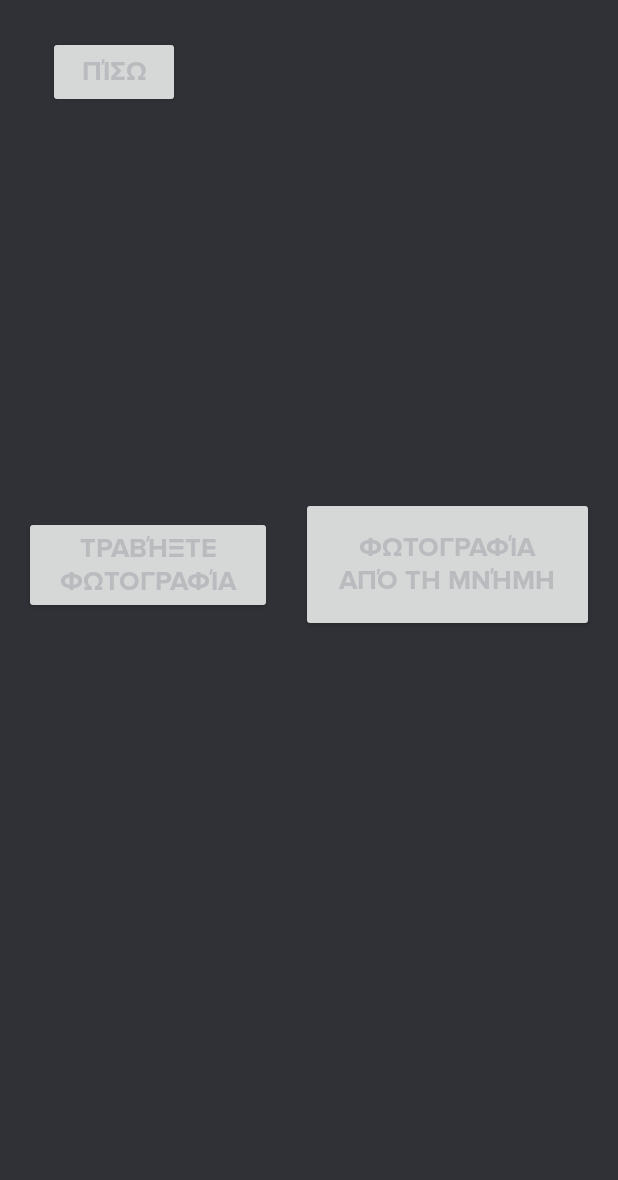
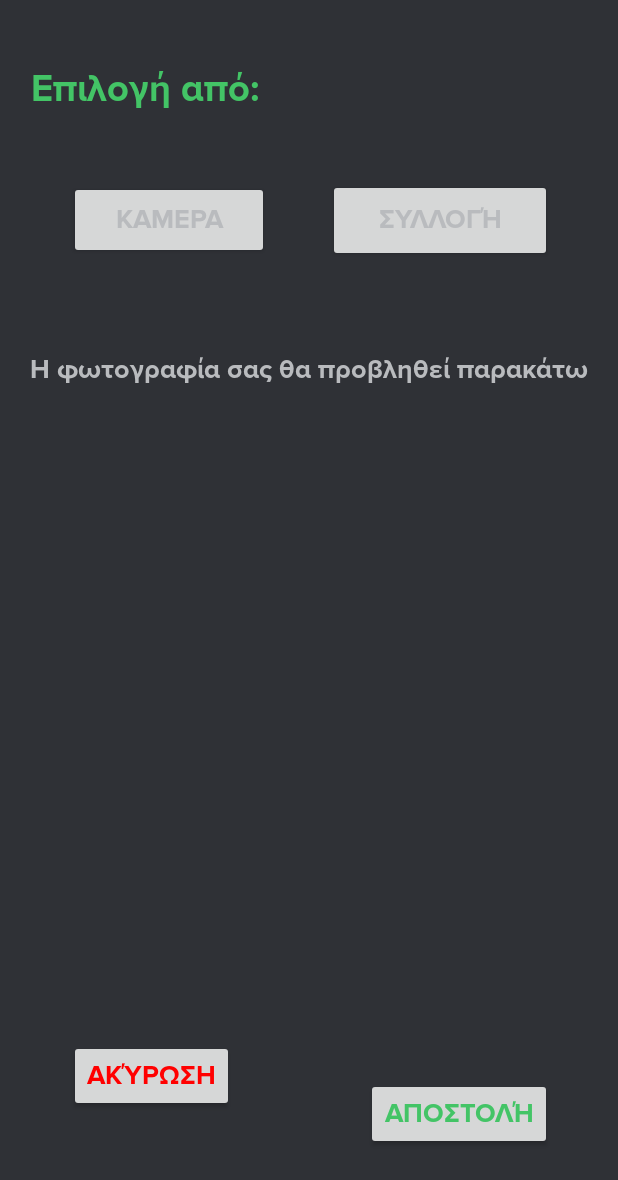
Before and after one commit to anape03/chat-filiw, an Android app: the ActivityTakePicture screen opened directly, with no data from a screen before it, on a phone screen of 412 x 824 dp. Shown: the top 1180 px of the screen. Run offline under Robolectric (Android 15) with nearby library versions, the phone set to English and light mode, and no system bars.

Commit message:
small fixes on takePicture and beautify xml

```diff
--- a/app/src/main/java/com/example/filiw/activities/ActivityTakePicture.java
+++ b/app/src/main/java/com/example/filiw/activities/ActivityTakePicture.java
@@ -32,7 +32,7 @@ public class ActivityTakePicture extends Activity
     private final String[] PERMISSIONS = {  Manifest.permission.CAMERA,
                                             Manifest.permission.READ_EXTERNAL_STORAGE,
                                             Manifest.permission.WRITE_EXTERNAL_STORAGE};
-
+    private final String[] PERMISSIONS2 = {Manifest.permission.READ_EXTERNAL_STORAGE};
     @Override
     public void onCreate(Bundle savedInstanceState)
     {
@@ -42,18 +42,26 @@ public class ActivityTakePicture extends Activity
         Button photoButton = (Button)this.findViewById(R.id.buttonTakePhoto);
         Button backButton = (Button)this.findViewById(R.id.buttonBack);
         Button storageButton = (Button)findViewById(R.id.buttonStorage);
+        Button cancel=(Button)findViewById(R.id.buttoncanceltakephoto);
 
-        if (!hasPermissions(this, PERMISSIONS)) {
-            int PERMISSION_ALL = 1;
-            ActivityCompat.requestPermissions(this, PERMISSIONS, PERMISSION_ALL);
-        }
+
 
         photoButton.setOnClickListener(v -> {
+            if (!hasPermissions(this, PERMISSIONS)) {
+                int PERMISSION_ALL = 1;
+                ActivityCompat.requestPermissions(this, PERMISSIONS, PERMISSION_ALL);
+            }
+
             Intent cameraIntent = new Intent(android.provider.MediaStore.ACTION_IMAGE_CAPTURE);
             startActivityForResult(cameraIntent, CAMERA_REQUEST);
         });
 
         storageButton.setOnClickListener(v -> {
+            if (!hasPermissions(this, PERMISSIONS2)) {
+                int PERMISSION_ALL = 1;
+                ActivityCompat.requestPermissions(this, PERMISSIONS2, PERMISSION_ALL);
+            }
+
             // Create the Intent for Image Gallery.
             Intent i = new Intent(Intent.ACTION_PICK, android.provider.MediaStore.Images.Media.EXTERNAL_CONTENT_URI);
             // Start new activity with the LOAD_IMAGE_RESULTS to handle back the results when image is picked from the Image Gallery.
@@ -68,10 +76,15 @@ public class ActivityTakePicture extends Activity
 //            startActivityForResult(i, LOAD_IMAGE_RESULTS);
         });
 
+
         backButton.setOnClickListener(v -> {
             Intent intent = new Intent(ActivityTakePicture.this, activity_show_chat.class);
             intent.putExtra("mediafilepath", imagePath);
             startActivity(intent);
+        });
+
+        cancel.setOnClickListener(v -> {
+            finish();
         });
     }
 
--- a/app/src/main/java/com/example/filiw/activities/activity_show_chat.java
+++ b/app/src/main/java/com/example/filiw/activities/activity_show_chat.java
@@ -1,7 +1,13 @@
 package com.example.filiw.activities;
 
+import android.Manifest;
+import android.app.Activity;
+import android.content.Context;
+import android.content.DialogInterface;
 import android.content.Intent;
+import android.content.pm.PackageManager;
 import android.content.res.Resources;
+import android.graphics.Bitmap;
 import android.net.Uri;
 import android.os.AsyncTask;
 import android.os.Bundle;
@@ -16,7 +22,9 @@ import android.widget.ListView;
 import android.widget.TextView;
 import android.widget.Toast;
 
+import androidx.appcompat.app.AlertDialog;
 import androidx.appcompat.app.AppCompatActivity;
+import androidx.core.app.ActivityCompat;
 
 import com.example.filiw.R;
 import com.example.filiw.adapters.CustomAdapterChat;
@@ -26,9 +34,12 @@ import com.example.filiw.backend.Value;
 import com.google.android.material.floatingactionbutton.FloatingActionButton;
 
 import java.io.File;
+import java.io.FileOutputStream;
 import java.io.IOException;
 import java.io.InputStream;
+import java.text.SimpleDateFormat;
 import java.util.ArrayList;
+import java.util.Calendar;
 import java.util.List;
 import java.util.Properties;
 
@@ -100,8 +111,6 @@ public class activity_show_chat extends AppCompatActivity {
         });
 
 
-
-
         if (clicked){
             addPictureButton.setClickable(false);
             addVideoButton.setClickable(false);
@@ -111,6 +120,19 @@ public class activity_show_chat extends AppCompatActivity {
             addVideoButton.setClickable(true);
             addFileButton.setClickable(true);
         }
+
+
+        addVideoButton.setOnClickListener(v -> {
+
+        });
+
+
+        addPictureButton.setOnClickListener(v -> {
+            Intent temp=new Intent(activity_show_chat.this,ActivityTakePicture.class);
+            startActivity(temp);
+                });
+
+
 
         openchoices.setOnClickListener(v -> {
             clicked=!clicked;
@@ -267,6 +289,7 @@ public class activity_show_chat extends AppCompatActivity {
 
     /**
      * Consumer receives message from broker
+     * Consumer receives message from broker
      * @param messageValue message received
      */
     public void receiveMessage(Value messageValue){
@@ -286,15 +309,32 @@ public class activity_show_chat extends AppCompatActivity {
         return ((EditText)findViewById(R.id.show_chat_write_message)).getText().toString().trim();
     }
 
-    private void CaptureVideo(){
 
-        //TODO ASK PERMISSIONS
-        File mediaFile = new File(Environment.getExternalStorageDirectory().getAbsolutePath() + "/myvideo.mp4");
-        Intent intent = new Intent(MediaStore.ACTION_VIDEO_CAPTURE);
-        Uri videoUri = Uri.fromFile(mediaFile);
-        intent.putExtra(MediaStore.EXTRA_OUTPUT, videoUri);
-        startActivityForResult(intent, VIDEO_CAPTURE);
+    private static boolean hasPermissions(Context context, String[] permissions) {
+        if (context != null && permissions != null) {
+            for (String permission : permissions) {
+                if (ActivityCompat.checkSelfPermission(context, permission) != PackageManager.PERMISSION_GRANTED) {
+                    return false;
+                }
+            }
+        }
+        return true;
     }
+
+
+//    private void CaptureVideo(){
+//        if (!hasPermissions(this, PERMISSIONS)) {
+//            int PERMISSION_ALL = 1;
+//            ActivityCompat.requestPermissions(this, PERMISSIONS, PERMISSION_ALL);
+//        }
+//        else {
+//            File mediaFile = new File(Environment.getExternalStorageDirectory().getAbsolutePath() + "/myvideo.mp4");
+//            Intent intent = new Intent(MediaStore.ACTION_VIDEO_CAPTURE);
+//            Uri videoUri = Uri.fromFile(mediaFile);
+//            intent.putExtra(MediaStore.EXTRA_OUTPUT, videoUri);
+//            startActivityForResult(intent, VIDEO_CAPTURE);
+//        }
+//    }
 
     protected void onActivityResult(int requestCode, int resultCode, Intent data) {
         super.onActivityResult(requestCode, resultCode, data);
--- a/app/src/main/res/layout/activity_take_picture.xml
+++ b/app/src/main/res/layout/activity_take_picture.xml
@@ -9,42 +9,90 @@
 
     <Button
         android:id="@+id/buttonTakePhoto"
-        android:layout_width="165dp"
-        android:layout_height="65dp"
-        android:layout_marginStart="16dp"
-        android:text="@string/trabhxte_fwto"
-        app:layout_constraintBottom_toBottomOf="@+id/buttonStorage"
+        android:layout_width="133dp"
+        android:layout_height="52dp"
+        android:layout_marginStart="32dp"
+        android:layout_marginTop="32dp"
+        android:text="Καμερα"
+        app:layout_constraintBottom_toTopOf="@+id/textView2"
+        app:layout_constraintEnd_toStartOf="@+id/buttonStorage"
+        app:layout_constraintHorizontal_bias="0.264"
         app:layout_constraintStart_toStartOf="parent"
-        app:layout_constraintTop_toTopOf="@+id/buttonStorage"></Button>
+        app:layout_constraintTop_toBottomOf="@+id/textView3"
+        app:layout_constraintVertical_bias="0.175"></Button>
 
     <ImageView
         android:id="@+id/imageViewTakenPicture"
         android:layout_width="250dp"
         android:layout_height="279dp"
+        android:contentDescription="@string/image_to_send"
+        app:layout_constraintBottom_toBottomOf="parent"
         app:layout_constraintEnd_toEndOf="parent"
-        app:layout_constraintHorizontal_bias="0.9"
+        app:layout_constraintHorizontal_bias="0.59"
         app:layout_constraintStart_toStartOf="parent"
         app:layout_constraintTop_toTopOf="parent"
-        android:contentDescription="@string/image_to_send"></ImageView>
+        app:layout_constraintVertical_bias="0.599"></ImageView>
 
     <Button
         android:id="@+id/buttonBack"
         android:layout_width="wrap_content"
         android:layout_height="wrap_content"
-        android:layout_marginStart="32dp"
-        android:layout_marginTop="24dp"
-        android:text="@string/Piso"
+        android:layout_marginStart="52dp"
+        android:text="Αποστολή"
+        android:textColor="@color/confirmation_green"
+        app:layout_constraintBottom_toBottomOf="parent"
+        app:layout_constraintEnd_toEndOf="@+id/buttonStorage"
+        app:layout_constraintHorizontal_bias="0.0"
+        app:layout_constraintStart_toEndOf="@+id/button2"
+        app:layout_constraintTop_toTopOf="parent"
+        app:layout_constraintVertical_bias="0.926" />
+
+    <Button
+        android:id="@+id/buttonStorage"
+        android:layout_width="149dp"
+        android:layout_height="55dp"
+        android:layout_marginEnd="44dp"
+        android:text="Συλλογή"
+        app:layout_constraintBottom_toBottomOf="@+id/buttonTakePhoto"
+        app:layout_constraintEnd_toEndOf="parent"
+        app:layout_constraintTop_toTopOf="@+id/buttonTakePhoto" />
+
+    <TextView
+        android:id="@+id/textView2"
+        android:layout_width="384dp"
+        android:layout_height="28dp"
+        android:layout_marginTop="140dp"
+        android:text="Η φωτογραφία σας θα προβληθεί παρακάτω"
+        app:layout_constraintBottom_toTopOf="@+id/imageViewTakenPicture"
+        app:layout_constraintEnd_toEndOf="parent"
+        app:layout_constraintHorizontal_bias="0.481"
+        app:layout_constraintStart_toStartOf="parent"
+        app:layout_constraintTop_toBottomOf="@+id/textView3"
+        app:layout_constraintVertical_bias="0.241" />
+
+    <TextView
+        android:id="@+id/textView3"
+        android:layout_width="wrap_content"
+        android:layout_height="wrap_content"
+        android:layout_marginTop="44dp"
+        android:text="Επιλογή από:"
+        android:textColor="@color/confirmation_green"
+        android:textSize="25sp"
+        app:layout_constraintEnd_toEndOf="parent"
+        app:layout_constraintHorizontal_bias="0.08"
         app:layout_constraintStart_toStartOf="parent"
         app:layout_constraintTop_toTopOf="parent" />
 
     <Button
-        android:id="@+id/buttonStorage"
-        android:layout_width="195dp"
-        android:layout_height="90dp"
-        android:layout_marginTop="52dp"
-        android:layout_marginEnd="16dp"
-        android:text="@string/fwto_apo_mnhmh"
-        app:layout_constraintEnd_toEndOf="parent"
-        app:layout_constraintTop_toBottomOf="@+id/imageViewTakenPicture" />
+        android:id="@+id/buttoncanceltakephoto"
+        android:layout_width="wrap_content"
+        android:layout_height="wrap_content"
+        android:layout_marginTop="88dp"
+        android:text="Ακύρωση"
+        android:textColor="#FF0000"
+        app:layout_constraintBottom_toBottomOf="parent"
+        app:layout_constraintStart_toStartOf="@+id/buttonTakePhoto"
+        app:layout_constraintTop_toBottomOf="@+id/imageViewTakenPicture"
+        app:layout_constraintVertical_bias="0.0" />
 
 </androidx.constraintlayout.widget.ConstraintLayout>
```
